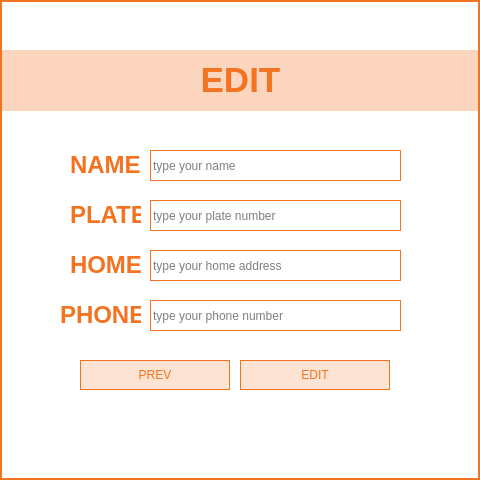
Before: the Qt Designer form cctv_36/src/ui/edit.ui in VEDA-ThirtySix/PAMS-client, drawn with Qt 5.
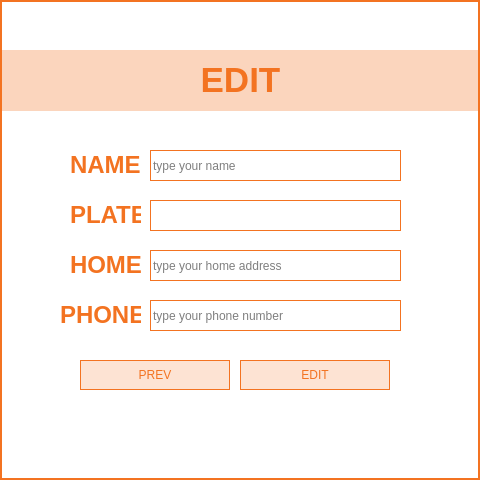
After: the same form once the commit is applied.

```diff
--- a/cctv_36/src/ui/edit.ui
+++ b/cctv_36/src/ui/edit.ui
@@ -52,7 +52,7 @@
 	font: 500 10pt &quot;Quicksand Medium&quot;;</string>
    </property>
    <property name="placeholderText">
-    <string>type your plate number</string>
+    <string/>
    </property>
   </widget>
   <widget class="QLineEdit" name="lineEdit_home">
```
Left out of the diff: 2 changed lines with no effect on the pictures.
